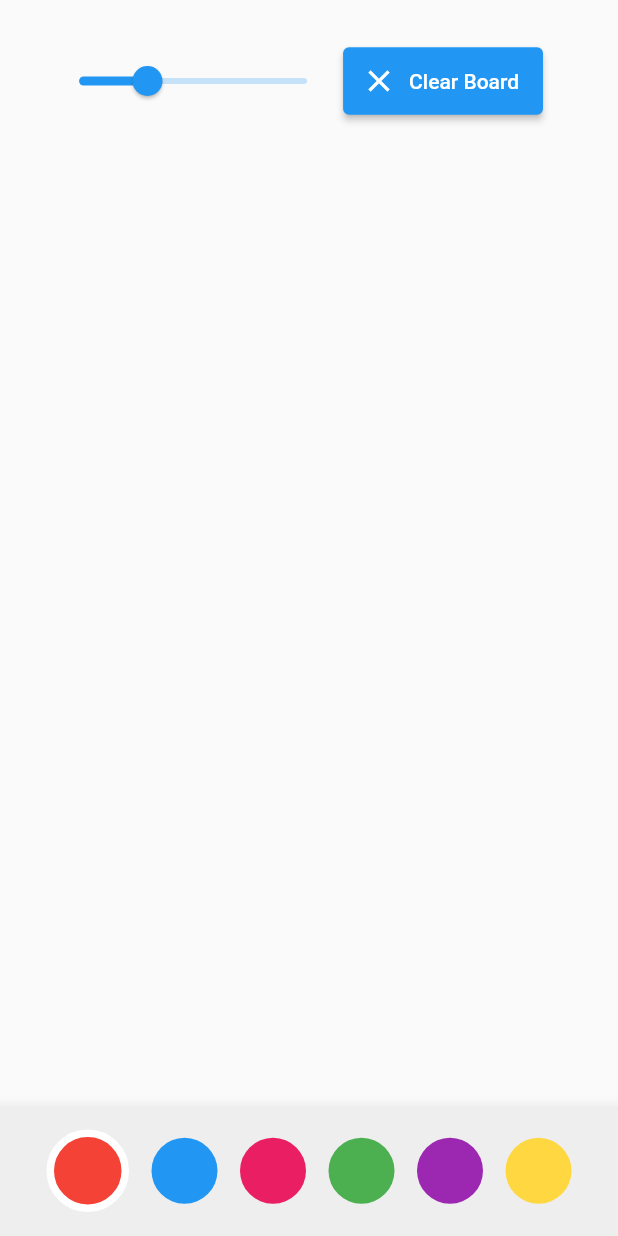
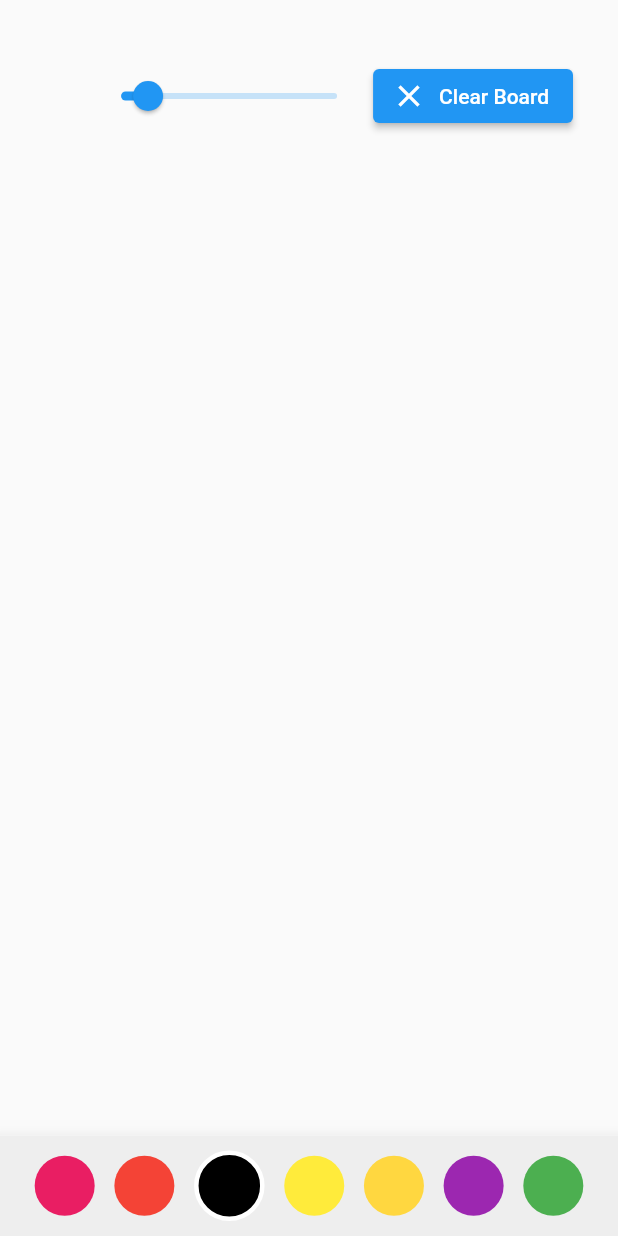
Before and after one commit to samirpokharel/Drawing_board_app, a Flutter app: the screen it shows after launch, after a tap on "Clear Board", on a phone screen of 412 x 824 dp. Run offline on Flutter 3.47's test engine with Material 2 defaults, Android fonts, the phone set to English and light mode, and no system bars.

Commit message:
smother and sharpen fixed

```diff
--- a/lib/main.dart
+++ b/lib/main.dart
@@ -9,7 +9,6 @@ class MyApp extends StatelessWidget {
   Widget build(BuildContext context) {
     return MaterialApp(
       debugShowCheckedModeBanner: false,
-      title: "Drawing App",
       home: DrawingBoard(),
     );
   }
@@ -21,174 +20,149 @@ class DrawingBoard extends StatefulWidget {
 }
 
 class _DrawingBoardState extends State<DrawingBoard> {
-  var _points = <DrawingPoints>[];
+  Color selectedColor = Colors.black;
+  double strokeWidth = 5;
+  List<DrawingPoint> drawingPoints = [];
   List<Color> colors = [
+    Colors.pink,
     Colors.red,
-    Colors.blue,
-    Colors.pink,
+    Colors.black,
+    Colors.yellow,
+    Colors.amberAccent,
+    Colors.purple,
     Colors.green,
-    Colors.purple,
-    Colors.amberAccent
   ];
-
-  Color selectedColor = Colors.red;
-  double strokeWidth = 3;
   @override
   Widget build(BuildContext context) {
     return Scaffold(
-        body: Container(
-          width: double.infinity,
-          child: GestureDetector(
+      body: Stack(
+        children: [
+          GestureDetector(
             onPanStart: (details) {
               setState(() {
-                _points.add(
-                  DrawingPoints(
-                    points: details.localPosition,
-                    paint: Paint()
+                drawingPoints.add(
+                  DrawingPoint(
+                    details.localPosition,
+                    Paint()
+                      ..color = selectedColor
                       ..isAntiAlias = true
-                      ..color = selectedColor
-                      ..strokeWidth = strokeWidth,
+                      ..strokeWidth = strokeWidth
+                      ..strokeCap = StrokeCap.round,
                   ),
                 );
               });
             },
             onPanUpdate: (details) {
               setState(() {
-                _points.add(
-                  DrawingPoints(
-                    points: details.localPosition,
-                    paint: Paint()
+                drawingPoints.add(
+                  DrawingPoint(
+                    details.localPosition,
+                    Paint()
+                      ..color = selectedColor
                       ..isAntiAlias = true
-                      ..color = selectedColor
-                      ..strokeWidth = strokeWidth,
+                      ..strokeWidth = strokeWidth
+                      ..strokeCap = StrokeCap.round,
                   ),
                 );
               });
             },
             onPanEnd: (details) {
               setState(() {
-                _points.add(null);
+                drawingPoints.add(null);
               });
             },
-            child: Stack(
-              children: [
-                CustomPaint(
-                  painter: DrawingPainter(_points, selectedColor),
+            child: CustomPaint(
+              painter: _DrawingPainter(drawingPoints),
               child: Container(
                 height: MediaQuery.of(context).size.height,
                 width: MediaQuery.of(context).size.width,
               ),
             ),
+          ),
           Positioned(
-                  top: 30,
-                  right: 50,
+            top: 40,
+            right: 30,
             child: Row(
               children: [
-                      SizedBox(
-                        width: 200,
-                        child: Slider(
+                Slider(
                   min: 0,
-                          max: 10,
+                  max: 40,
                   value: strokeWidth,
-                          onChanged: (val) {
-                            setState(() {
-                              strokeWidth = val;
-                            });
-                          },
+                  onChanged: (val) => setState(() => strokeWidth = val),
                 ),
-                      ),
-                      SizedBox(
-                        height: 45,
-                        child: ElevatedButton.icon(
-                          onPressed: () {
-                            setState(() {
-                              _points = [];
-                            });
-                          },
+                ElevatedButton.icon(
+                  onPressed: () => setState(() => drawingPoints = []),
                   icon: Icon(Icons.clear),
-                          label: Text('Clear Board'),
+                  label: Text("Clear Board"),
+                )
+              ],
             ),
           ),
         ],
       ),
-                )
-              ],
+      bottomNavigationBar: BottomAppBar(
+        child: Container(
+          color: Colors.grey[200],
+          padding: EdgeInsets.all(10),
+          child: Row(
+            mainAxisAlignment: MainAxisAlignment.spaceEvenly,
+            children: List.generate(
+              colors.length,
+              (index) => _buildColorChose(colors[index]),
             ),
           ),
         ),
-        bottomNavigationBar: BottomAppBar(
-          child: Container(
-            padding: EdgeInsets.all(16),
-            color: Colors.grey[200],
-            width: double.infinity,
-            child: Row(
-                mainAxisAlignment: MainAxisAlignment.spaceEvenly,
-                children: List.generate(
-                    colors.length, (index) => _buildColorChose(colors[index]))),
       ),
-        ));
+    );
   }
 
-  _buildColorChose(Color color) {
+  Widget _buildColorChose(Color color) {
     bool isSelected = selectedColor == color;
     return GestureDetector(
-      onTap: () {
-        setState(() {
-          selectedColor = color;
-        });
-      },
-      child: AnimatedContainer(
-        duration: Duration(microseconds: 200),
-        height: isSelected ? 55 : 44,
-        width: isSelected ? 55 : 44,
+      onTap: () => setState(() => selectedColor = color),
+      child: Container(
+        height: isSelected ? 47 : 40,
+        width: isSelected ? 47 : 40,
         decoration: BoxDecoration(
           color: color,
           shape: BoxShape.circle,
-          border: isSelected ? Border.all(color: Colors.white, width: 5) : null,
+          border: isSelected ? Border.all(color: Colors.white, width: 3) : null,
         ),
       ),
     );
   }
 }
 
-class DrawingPainter extends CustomPainter {
-  List<DrawingPoints> points;
-  Color color;
+class _DrawingPainter extends CustomPainter {
+  final List<DrawingPoint> drawingPoints;
 
-  DrawingPainter(this.points, this.color);
+  _DrawingPainter(this.drawingPoints);
+
+  List<Offset> offsetsList = [];
 
   @override
   void paint(Canvas canvas, Size size) {
-    // print(points[0].points);
-    List<Offset> offsetPoints = [];
-    for (int i = 0; i < points.length; i++) {
-      if (points[i] != null && points[i + 1] != null) {
-        canvas.drawLine(
-            points[i].points, points[i + 1].points, points[i].paint);
-      } else if (points[i] != null && points[i + 1] == null) {
-        offsetPoints.clear();
-        offsetPoints.add(points[i].points);
-        offsetPoints
-            .add(Offset(points[i].points.dx + 0.1, points[i].points.dy + 0.1));
-        canvas.drawPoints(PointMode.points, offsetPoints, points[i].paint);
+    for (int i = 0; i < drawingPoints.length; i++) {
+      if (drawingPoints[i] != null && drawingPoints[i + 1] != null) {
+        canvas.drawLine(drawingPoints[i].offset, drawingPoints[i + 1].offset,
+            drawingPoints[i].paint);
+      } else if (drawingPoints[i] != null && drawingPoints[i + 1] == null) {
+        offsetsList.clear();
+        offsetsList.add(drawingPoints[i].offset);
+
+        canvas.drawPoints(
+            PointMode.points, offsetsList, drawingPoints[i].paint);
       }
     }
-
-    // for (int i = 0; i < offsets.length; i++) {
-    //   if (offsets[i] != null && offsets[i + 1] != null) {
-    //     canvas.drawLine(offsets[i], offsets[i + 1], paint);
-    //   } else if (offsets[i] != null && offsets[i + 1] == null) {
-    //     canvas.drawPoints(PointMode.points, [offsets[i]], paint);
-    //   }
-    // }
   }
 
   @override
   bool shouldRepaint(covariant CustomPainter oldDelegate) => true;
 }
 
-class DrawingPoints {
+class DrawingPoint {
+  Offset offset;
   Paint paint;
-  Offset points;
-  DrawingPoints({this.points, this.paint});
+
+  DrawingPoint(this.offset, this.paint);
 }
```
Also changed, not shown: firebase.json (added), 4 other files. Lines whose indentation alone changed are shown as unchanged.
